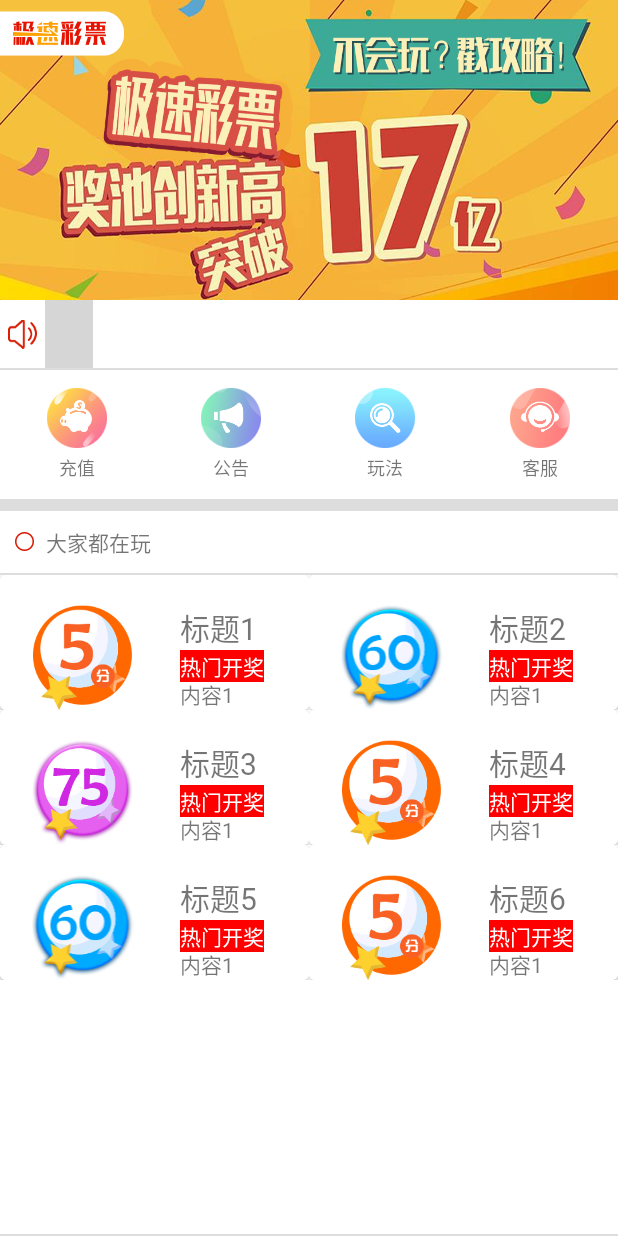
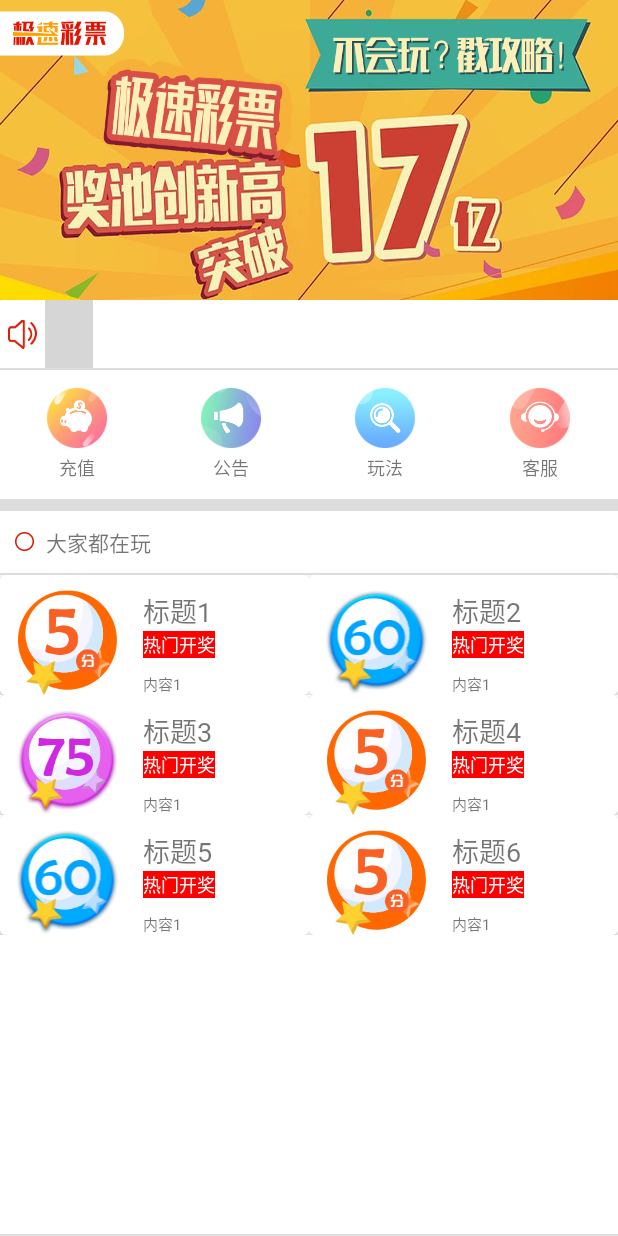
Before and after one commit to findonecity/Common_android, an Android app: the fragment HallFragment placed in its activity, on a phone screen of 412 x 824 dp. Run offline under Robolectric (Android 15) with nearby library versions, the phone set to English and light mode, and no system bars; libraries missing offline, so code that uses them is left out: com.sunfusheng.marqueeview; plain views replace MarqueeView; pictures from the network do not load; 10 statements that could not run were skipped; grey boxes are pictures that could not be loaded.

Commit message:
首界面小改动，第三个界面 开始搭建部分

```diff
--- a/app/src/main/java/com/example/zj/common_android/base/BaseActivity.kt
+++ b/app/src/main/java/com/example/zj/common_android/base/BaseActivity.kt
@@ -4,6 +4,7 @@ import android.annotation.SuppressLint
 import android.app.Activity
 import android.content.Intent
 import android.content.pm.ActivityInfo
+import android.graphics.Color
 import android.os.Build
 import android.os.Bundle
 import android.support.v7.app.AppCompatActivity
@@ -37,18 +38,18 @@ abstract class BaseActivity<T : BasePresenter<BaseView>> : AppCompatActivity(),
         //锁定竖屏
         requestedOrientation = ActivityInfo.SCREEN_ORIENTATION_PORTRAIT
 
-//        val window = window
-//        if (Build.VERSION.SDK_INT >= Build.VERSION_CODES.KITKAT) {
-//            //透明状态栏
-//            window.addFlags(WindowManager.LayoutParams.FLAG_TRANSLUCENT_STATUS)
-//            //透明导航栏
-//            //window.addFlags(WindowManager.LayoutParams.FLAG_TRANSLUCENT_NAVIGATION);
-//        }
-//
-//        if (Build.VERSION.SDK_INT >= Build.VERSION_CODES.LOLLIPOP) {
-//            //透明状态栏/导航栏
-//            window.statusBarColor = Color.TRANSPARENT
-//        }
+        val window = window
+        if (Build.VERSION.SDK_INT >= Build.VERSION_CODES.KITKAT) {
+            //透明状态栏
+            window.addFlags(WindowManager.LayoutParams.FLAG_TRANSLUCENT_STATUS)
+            //透明导航栏
+            //window.addFlags(WindowManager.LayoutParams.FLAG_TRANSLUCENT_NAVIGATION);
+        }
+
+        if (Build.VERSION.SDK_INT >= Build.VERSION_CODES.LOLLIPOP) {
+            //透明状态栏/导航栏
+            window.statusBarColor = Color.TRANSPARENT
+        }
 
         if (Build.VERSION.SDK_INT >= Build.VERSION_CODES.LOLLIPOP) {
             //透明状态栏/导航栏
--- a/app/src/main/java/com/example/zj/common_android/hall/HallFragment.kt
+++ b/app/src/main/java/com/example/zj/common_android/hall/HallFragment.kt
@@ -3,6 +3,7 @@ package com.example.zj.common_android.hall
 import android.content.Context
 import android.support.v7.widget.GridLayoutManager
 import android.support.v7.widget.LinearLayoutManager
+import android.support.v7.widget.RecyclerView
 import com.example.zj.common_android.R
 import com.example.zj.common_android.base.BaseContract
 import com.example.zj.common_android.base.BaseFragment
--- a/app/src/main/res/layout/item_rv_hall.xml
+++ b/app/src/main/res/layout/item_rv_hall.xml
@@ -23,9 +23,9 @@
                 android:layout_alignParentLeft="true"
                 android:layout_alignParentStart="true"
                 android:layout_alignParentTop="true"
-                android:layout_marginLeft="20dp"
-                android:layout_marginStart="20dp"
-                android:layout_marginTop="20dp"
+                android:layout_marginLeft="10dp"
+                android:layout_marginStart="10dp"
+                android:layout_marginTop="10dp"
                 android:src="@mipmap/hall_type1"/>
 
             <TextView
@@ -33,13 +33,13 @@
                 android:layout_width="wrap_content"
                 android:layout_height="wrap_content"
                 android:layout_alignTop="@+id/ivType"
-                android:layout_marginLeft="30dp"
-                android:layout_marginStart="30dp"
+                android:layout_marginLeft="15dp"
+                android:layout_marginStart="15dp"
                 android:layout_toEndOf="@+id/ivType"
                 android:layout_toRightOf="@+id/ivType"
                 android:text="一份彩"
                 android:fontFamily="@font/han"
-                android:textSize="@dimen/text_large"/>
+                android:textSize="@dimen/text_medium"/>
 
             <TextView
                 android:id="@+id/tvStartTime"
@@ -51,6 +51,7 @@
                 android:text="热门开奖"
                 android:textColor="@color/white"
                 android:gravity="center"
+                android:textSize="@dimen/text_xxsmall"
                 android:background="@color/red"/>
 
             <TextView
@@ -62,6 +63,7 @@
                 android:layout_alignRight="@+id/tvStartTime"
                 android:layout_alignLeft="@+id/tvTitle"
                 android:layout_alignStart="@+id/tvTitle"
+                android:textSize="@dimen/text_xxxsmall"
                 android:text="00:00:00"/>
 
         </RelativeLayout>
--- a/app/src/main/res/values/dimens.xml
+++ b/app/src/main/res/values/dimens.xml
@@ -2,6 +2,7 @@
 <resources>
 
     <!-- 字体大小 -->
+    <dimen name="text_xxxxsmall">8.0sp</dimen>
     <dimen name="text_xxxsmall">10.0sp</dimen>
     <dimen name="text_xxsmall">12.0sp</dimen>
     <dimen name="text_xsmall">14.0sp</dimen>
```
Also changed, not shown: app/src/main/res/drawable/bg_transparent.xml (added, +13 -0 lines), app/src/main/res/layout/fragment_recharge.xml (+40 -7 lines), app/src/main/res/layout/item_main_tab.xml (+3 -4 lines).
